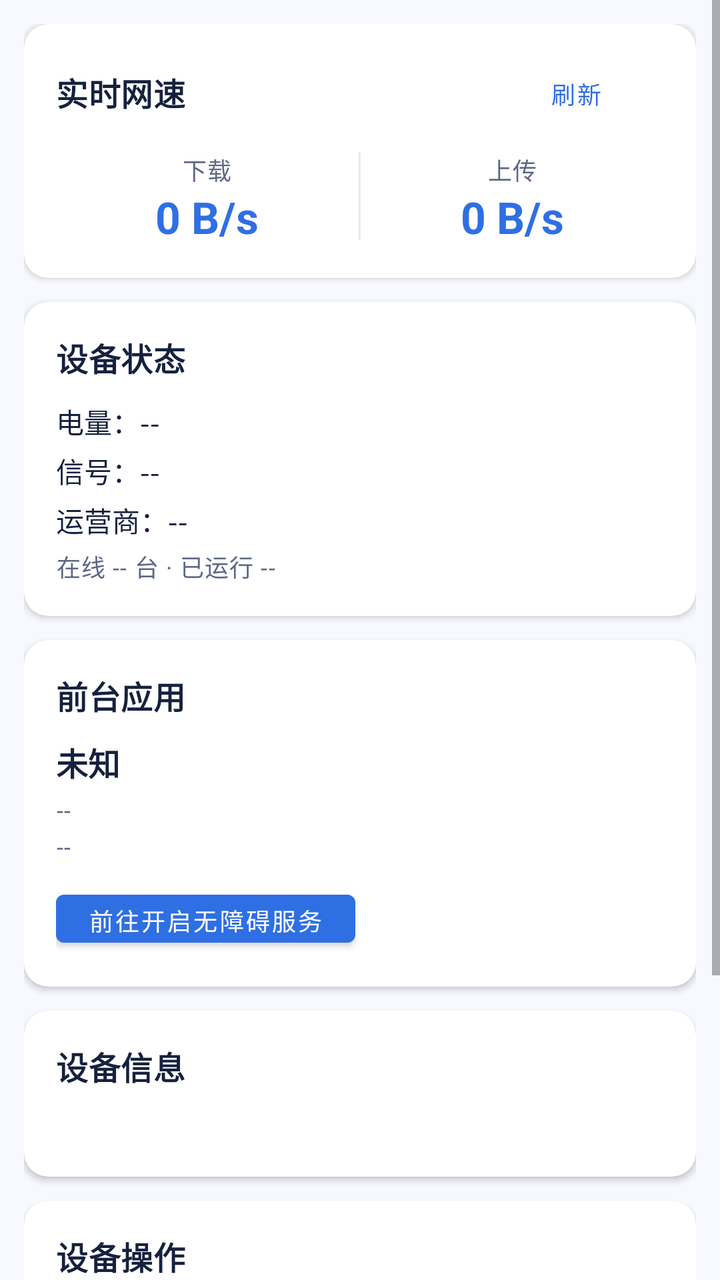
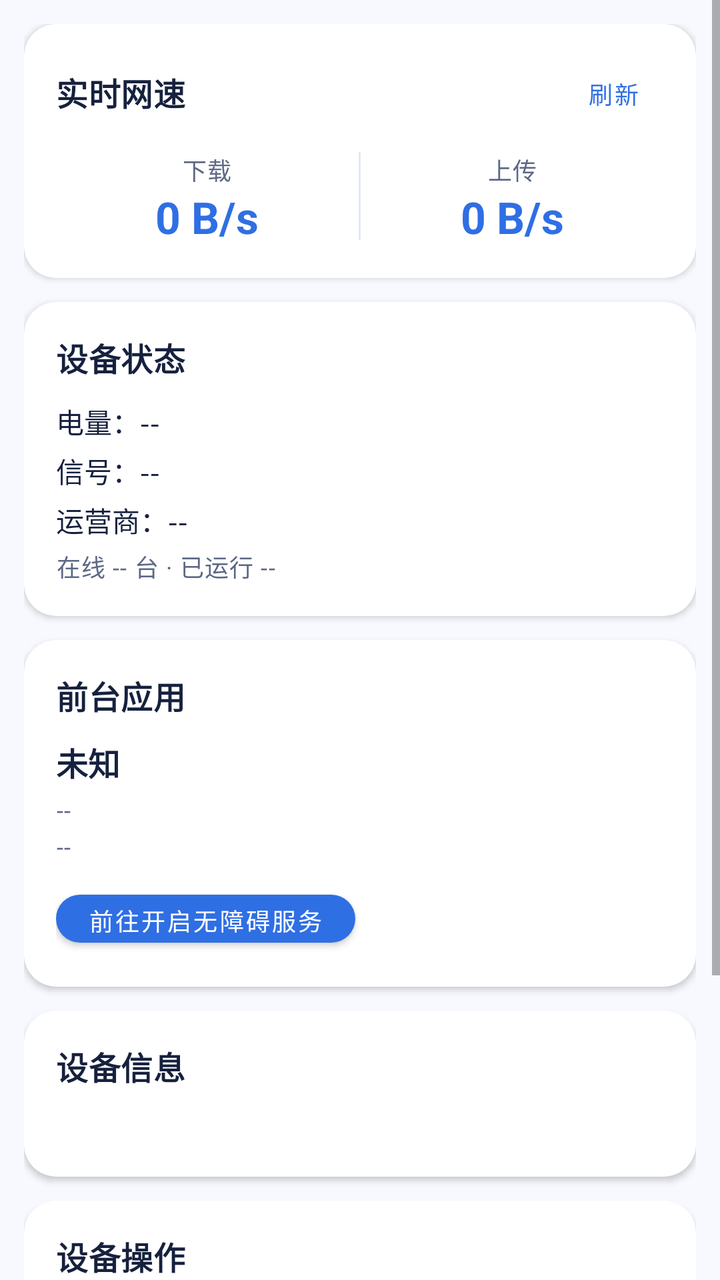

An Android layout rendered at two revisions. The XML below is the earlier revision; the diff shows what the commit changed to produce the second picture.
<!-- AndroidManifest.xml: application theme AppTheme -->
<!-- res/layout/fragment_dashboard.xml -->
<?xml version="1.0" encoding="utf-8"?>
<ScrollView xmlns:android="http://schemas.android.com/apk/res/android"
    xmlns:app="http://schemas.android.com/apk/res-auto"
    android:layout_width="match_parent"
    android:layout_height="match_parent"
    android:fillViewport="true">

    <LinearLayout
        android:layout_width="match_parent"
        android:layout_height="wrap_content"
        android:orientation="vertical"
        android:padding="12dp">

        <com.google.android.material.card.MaterialCardView
            android:layout_width="match_parent"
            android:layout_height="wrap_content"
            android:layout_marginBottom="12dp"
            app:cardBackgroundColor="@color/card_bg"
            app:cardCornerRadius="12dp"
            app:cardElevation="2dp">

            <LinearLayout
                android:layout_width="match_parent"
                android:layout_height="wrap_content"
                android:orientation="vertical"
                android:padding="16dp">

                <LinearLayout
                    android:layout_width="match_parent"
                    android:layout_height="wrap_content"
                    android:orientation="horizontal"
                    android:gravity="center_vertical">

                    <TextView
                        style="@style/CardTitle"
                        android:layout_width="0dp"
                        android:layout_height="wrap_content"
                        android:layout_weight="1"
                        android:text="实时网速" />

                    <TextView
                        android:id="@+id/text_gateway"
                        android:layout_width="wrap_content"
                        android:layout_height="wrap_content"
                        android:textSize="12sp"
                        android:textColor="@color/text_muted" />

                    <Button
                        android:id="@+id/btn_refresh"
                        style="@style/Widget.MaterialComponents.Button.TextButton"
                        android:layout_width="wrap_content"
                        android:layout_height="36dp"
                        android:text="刷新"
                        android:textSize="12sp" />
                </LinearLayout>

                <LinearLayout
                    android:layout_width="match_parent"
                    android:layout_height="wrap_content"
                    android:layout_marginTop="12dp"
                    android:orientation="horizontal">

                    <LinearLayout
                        android:layout_width="0dp"
                        android:layout_height="wrap_content"
                        android:layout_weight="1"
                        android:orientation="vertical"
                        android:gravity="center_horizontal">

                        <TextView
                            android:layout_width="wrap_content"
                            android:layout_height="wrap_content"
                            android:text="下载"
                            style="@style/CardHint" />

                        <TextView
                            android:id="@+id/text_speed_down"
                            android:layout_width="wrap_content"
                            android:layout_height="wrap_content"
                            android:text="0 B/s"
                            android:textColor="@color/primary"
                            android:textSize="22sp"
                            android:textStyle="bold" />
                    </LinearLayout>

                    <View
                        android:layout_width="1dp"
                        android:layout_height="44dp"
                        android:background="@color/divider" />

                    <LinearLayout
                        android:layout_width="0dp"
                        android:layout_height="wrap_content"
                        android:layout_weight="1"
                        android:orientation="vertical"
                        android:gravity="center_horizontal">

                        <TextView
                            android:layout_width="wrap_content"
                            android:layout_height="wrap_content"
                            android:text="上传"
                            style="@style/CardHint" />

                        <TextView
                            android:id="@+id/text_speed_up"
                            android:layout_width="wrap_content"
                            android:layout_height="wrap_content"
                            android:text="0 B/s"
                            android:textColor="@color/primary"
                            android:textSize="22sp"
                            android:textStyle="bold" />
                    </LinearLayout>
                </LinearLayout>
            </LinearLayout>
        </com.google.android.material.card.MaterialCardView>

        <com.google.android.material.card.MaterialCardView
            android:layout_width="match_parent"
            android:layout_height="wrap_content"
            android:layout_marginBottom="12dp"
            app:cardBackgroundColor="@color/card_bg"
            app:cardCornerRadius="12dp"
            app:cardElevation="2dp">

            <LinearLayout
                android:layout_width="match_parent"
                android:layout_height="wrap_content"
                android:orientation="vertical"
                android:padding="16dp">

                <TextView
                    style="@style/CardTitle"
                    android:layout_width="match_parent"
                    android:layout_height="wrap_content"
                    android:text="设备状态" />

                <TextView
                    android:id="@+id/text_battery"
                    android:layout_width="match_parent"
                    android:layout_height="wrap_content"
                    android:layout_marginTop="10dp"
                    android:text="电量：--"
                    android:textColor="@color/text_primary"
                    android:textSize="14sp" />

                <TextView
                    android:id="@+id/text_signal"
                    android:layout_width="match_parent"
                    android:layout_height="wrap_content"
                    android:layout_marginTop="4dp"
                    android:text="信号：--"
                    android:textColor="@color/text_primary"
                    android:textSize="14sp" />

                <TextView
                    android:id="@+id/text_carrier"
                    android:layout_width="match_parent"
                    android:layout_height="wrap_content"
                    android:layout_marginTop="4dp"
                    android:text="运营商：--"
                    android:textColor="@color/text_primary"
                    android:textSize="14sp" />

                <TextView
                    android:id="@+id/text_clients_uptime"
                    android:layout_width="match_parent"
                    android:layout_height="wrap_content"
                    android:layout_marginTop="4dp"
                    android:text="在线 -- 台 · 已运行 --"
                    style="@style/CardHint" />
            </LinearLayout>
        </com.google.android.material.card.MaterialCardView>

        <com.google.android.material.card.MaterialCardView
            android:layout_width="match_parent"
            android:layout_height="wrap_content"
            android:layout_marginBottom="12dp"
            app:cardBackgroundColor="@color/card_bg"
            app:cardCornerRadius="12dp"
            app:cardElevation="2dp">

            <LinearLayout
                android:layout_width="match_parent"
                android:layout_height="wrap_content"
                android:orientation="vertical"
                android:padding="16dp">

                <TextView
                    style="@style/CardTitle"
                    android:layout_width="match_parent"
                    android:layout_height="wrap_content"
                    android:text="前台应用" />

                <TextView
                    android:id="@+id/text_foreground_label"
                    android:layout_width="match_parent"
                    android:layout_height="wrap_content"
                    android:layout_marginTop="10dp"
                    android:text="未知"
                    android:textColor="@color/text_primary"
                    android:textSize="16sp"
                    android:textStyle="bold" />

                <TextView
                    android:id="@+id/text_foreground_pkg"
                    android:layout_width="match_parent"
                    android:layout_height="wrap_content"
                    android:layout_marginTop="4dp"
                    android:text="--"
                    style="@style/CardHint" />

                <TextView
                    android:id="@+id/text_foreground_time"
                    android:layout_width="match_parent"
                    android:layout_height="wrap_content"
                    android:layout_marginTop="2dp"
                    android:text="--"
                    style="@style/CardHint" />

                <Button
                    android:id="@+id/btn_access"
                    android:layout_width="wrap_content"
                    android:layout_height="36dp"
                    android:layout_marginTop="10dp"
                    android:text="前往开启无障碍服务"
                    android:textSize="12sp" />
            </LinearLayout>
        </com.google.android.material.card.MaterialCardView>

        <com.google.android.material.card.MaterialCardView
            android:layout_width="match_parent"
            android:layout_height="wrap_content"
            android:layout_marginBottom="12dp"
            app:cardBackgroundColor="@color/card_bg"
            app:cardCornerRadius="12dp"
            app:cardElevation="2dp">

            <LinearLayout
                android:layout_width="match_parent"
                android:layout_height="wrap_content"
                android:orientation="vertical"
                android:padding="16dp">

                <TextView
                    style="@style/CardTitle"
                    android:layout_width="match_parent"
                    android:layout_height="wrap_content"
                    android:text="设备信息" />

                <TextView
                    android:id="@+id/text_device_info"
                    android:layout_width="match_parent"
                    android:layout_height="wrap_content"
                    android:layout_marginTop="10dp"
                    android:lineSpacingExtra="3dp"
                    android:textColor="@color/text_primary"
                    android:textSize="13sp" />
            </LinearLayout>
        </com.google.android.material.card.MaterialCardView>

        <com.google.android.material.card.MaterialCardView
            android:layout_width="match_parent"
            android:layout_height="wrap_content"
            app:cardBackgroundColor="@color/card_bg"
            app:cardCornerRadius="12dp"
            app:cardElevation="2dp">

            <LinearLayout
                android:layout_width="match_parent"
                android:layout_height="wrap_content"
                android:orientation="vertical"
                android:padding="16dp">

                <TextView
                    style="@style/CardTitle"
                    android:layout_width="match_parent"
                    android:layout_height="wrap_content"
                    android:text="设备操作" />

                <com.google.android.material.button.MaterialButton
                    android:id="@+id/btn_factory"
                    android:layout_width="match_parent"
                    android:layout_height="wrap_content"
                    android:layout_marginTop="12dp"
                    android:text="恢复出厂设置"
                    app:backgroundTint="@color/danger"
                    android:textColor="#FFFFFFFF" />

                <com.google.android.material.button.MaterialButton
                    android:id="@+id/btn_reboot"
                    android:layout_width="match_parent"
                    android:layout_height="wrap_content"
                    android:layout_marginTop="8dp"
                    android:text="重启设备"
                    app:backgroundTint="@color/warn"
                    android:textColor="#FFFFFFFF" />

                <com.google.android.material.button.MaterialButton
                    android:id="@+id/btn_traffic"
                    android:layout_width="match_parent"
                    android:layout_height="wrap_content"
                    android:layout_marginTop="8dp"
                    android:text="重置流量统计"
                    app:backgroundTint="@color/primary"
                    android:textColor="#FFFFFFFF" />
            </LinearLayout>
        </com.google.android.material.card.MaterialCardView>
    </LinearLayout>
</ScrollView>
<!-- resources referenced by this layout -->
<resources>
  <color name="card_bg">#FFFFFF</color>
  <color name="danger">#D43B4B</color>
  <color name="divider">#E3E8F2</color>
  <color name="primary">#2F6FE4</color>
  <color name="text_muted">#5C6885</color>
  <color name="text_primary">#16213E</color>
  <color name="warn">#B8740A</color>
  <style name="CardHint" parent="TextAppearance.MaterialComponents.Caption">
          <item name="android:textColor">@color/text_muted</item>
          <item name="android:textSize">12sp</item>
      </style>
  <style name="CardTitle" parent="TextAppearance.MaterialComponents.Subtitle1">
          <item name="android:textColor">@color/text_primary</item>
          <item name="android:textStyle">bold</item>
          <item name="android:textSize">16sp</item>
      </style>
  <style name="AppTheme" parent="Theme.MaterialComponents.DayNight.NoActionBar">
          <item name="colorPrimary">@color/primary</item>
          <item name="colorPrimaryDark">@color/primary_dark</item>
          <item name="colorAccent">@color/primary</item>
          <item name="android:windowBackground">@color/window_bg</item>
      </style>
  <color name="primary_dark">#1E4FA8</color>
  <color name="window_bg">#F7F9FF</color>
</resources>

<!-- the commit's change to res/layout/fragment_dashboard.xml (unified diff, before → after) -->
@@ -3,21 +3,21 @@
     xmlns:app="http://schemas.android.com/apk/res-auto"
     android:layout_width="match_parent"
     android:layout_height="match_parent"
-    android:fillViewport="true">
+    android:fillViewport="true"
+    android:clipToPadding="false">
 
     <LinearLayout
         android:layout_width="match_parent"
         android:layout_height="wrap_content"
         android:orientation="vertical"
-        android:padding="12dp">
+        android:padding="12dp"
+        android:paddingBottom="20dp">
 
         <com.google.android.material.card.MaterialCardView
             android:layout_width="match_parent"
             android:layout_height="wrap_content"
             android:layout_marginBottom="12dp"
-            app:cardBackgroundColor="@color/card_bg"
-            app:cardCornerRadius="12dp"
-            app:cardElevation="2dp">
+            style="@style/Widget.App.Card">
 
             <LinearLayout
                 android:layout_width="match_parent"
@@ -45,11 +45,15 @@
                         android:textSize="12sp"
                         android:textColor="@color/text_muted" />
 
-                    <Button
+                    <com.google.android.material.button.MaterialButton
                         android:id="@+id/btn_refresh"
-                        style="@style/Widget.MaterialComponents.Button.TextButton"
+                        style="@style/Widget.App.TextButton"
                         android:layout_width="wrap_content"
                         android:layout_height="36dp"
+                        android:layout_marginStart="8dp"
+                        android:minWidth="0dp"
+                        android:paddingStart="12dp"
+                        android:paddingEnd="12dp"
                         android:text="刷新"
                         android:textSize="12sp" />
                 </LinearLayout>
@@ -118,9 +122,7 @@
             android:layout_width="match_parent"
             android:layout_height="wrap_content"
             android:layout_marginBottom="12dp"
-            app:cardBackgroundColor="@color/card_bg"
-            app:cardCornerRadius="12dp"
-            app:cardElevation="2dp">
+            style="@style/Widget.App.Card">
 
             <LinearLayout
                 android:layout_width="match_parent"
@@ -175,9 +177,7 @@
             android:layout_width="match_parent"
             android:layout_height="wrap_content"
             android:layout_marginBottom="12dp"
-            app:cardBackgroundColor="@color/card_bg"
-            app:cardCornerRadius="12dp"
-            app:cardElevation="2dp">
+            style="@style/Widget.App.Card">
 
             <LinearLayout
                 android:layout_width="match_parent"
@@ -217,8 +217,9 @@
                     android:text="--"
                     style="@style/CardHint" />
 
-                <Button
+                <com.google.android.material.button.MaterialButton
                     android:id="@+id/btn_access"
+                    style="@style/Widget.App.Button"
                     android:layout_width="wrap_content"
                     android:layout_height="36dp"
                     android:layout_marginTop="10dp"
@@ -231,9 +232,7 @@
             android:layout_width="match_parent"
             android:layout_height="wrap_content"
             android:layout_marginBottom="12dp"
-            app:cardBackgroundColor="@color/card_bg"
-            app:cardCornerRadius="12dp"
-            app:cardElevation="2dp">
+            style="@style/Widget.App.Card">
 
             <LinearLayout
                 android:layout_width="match_parent"
@@ -261,9 +260,7 @@
         <com.google.android.material.card.MaterialCardView
             android:layout_width="match_parent"
             android:layout_height="wrap_content"
-            app:cardBackgroundColor="@color/card_bg"
-            app:cardCornerRadius="12dp"
-            app:cardElevation="2dp">
+            style="@style/Widget.App.Card">
 
             <LinearLayout
                 android:layout_width="match_parent"
@@ -279,6 +276,7 @@
 
                 <com.google.android.material.button.MaterialButton
                     android:id="@+id/btn_factory"
+                    style="@style/Widget.App.Button"
                     android:layout_width="match_parent"
                     android:layout_height="wrap_content"
                     android:layout_marginTop="12dp"
@@ -288,6 +286,7 @@
 
                 <com.google.android.material.button.MaterialButton
                     android:id="@+id/btn_reboot"
+                    style="@style/Widget.App.Button"
                     android:layout_width="match_parent"
                     android:layout_height="wrap_content"
                     android:layout_marginTop="8dp"
@@ -297,6 +296,7 @@
 
                 <com.google.android.material.button.MaterialButton
                     android:id="@+id/btn_traffic"
+                    style="@style/Widget.App.Button"
                     android:layout_width="match_parent"
                     android:layout_height="wrap_content"
                     android:layout_marginTop="8dp"
<!-- resource entries referenced after the edit -->
@@ -16,6 +16,23 @@
           <item name="android:textStyle">bold</item>
           <item name="android:textSize">16sp</item>
       </style>
+  <style name="Widget.App.Button" parent="Widget.MaterialComponents.Button">
+          <item name="cornerRadius">12dp</item>
+          <item name="android:textColor">@android:color/white</item>
+          <item name="android:textSize">14sp</item>
+      </style>
+  <style name="Widget.App.Card" parent="Widget.MaterialComponents.CardView">
+          <item name="cardBackgroundColor">@color/card_bg</item>
+          <item name="cardCornerRadius">16dp</item>
+          <item name="cardElevation">2dp</item>
+          <item name="strokeWidth">0dp</item>
+          <item name="cardPreventCornerOverlap">true</item>
+          <item name="cardUseCompatPadding">false</item>
+      </style>
+  <style name="Widget.App.TextButton" parent="Widget.MaterialComponents.Button.TextButton">
+          <item name="cornerRadius">12dp</item>
+          <item name="android:textSize">13sp</item>
+      </style>
   <style name="AppTheme" parent="Theme.MaterialComponents.DayNight.NoActionBar">
           <item name="colorPrimary">@color/primary</item>
           <item name="colorPrimaryDark">@color/primary_dark</item>
